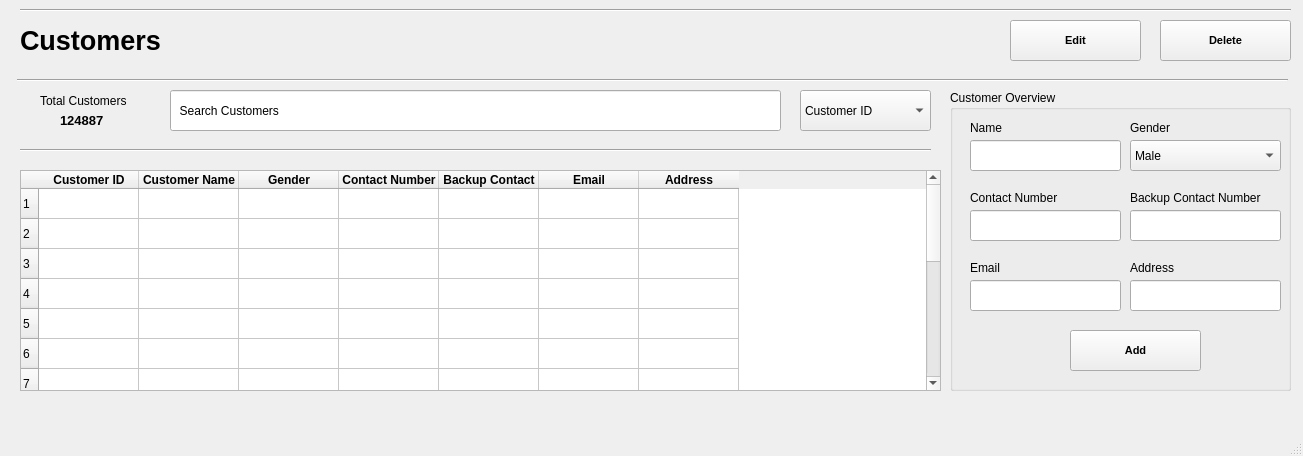
Above: Screens/Customers.ui from basil-ali-khan/Inventory-Management-System before the change. Below: the same form after it.
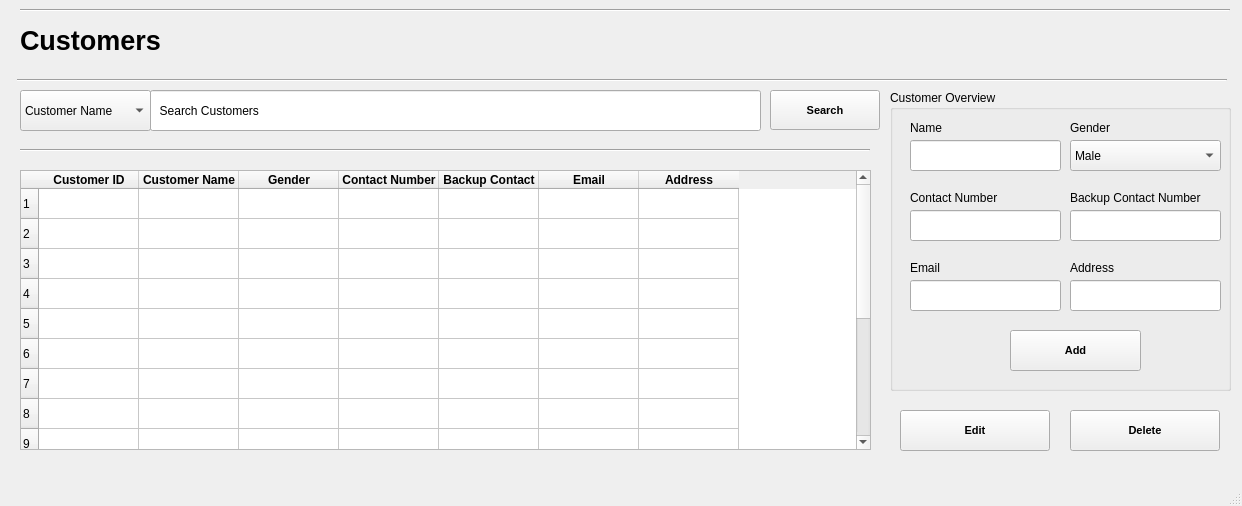
That is the form after the change.

What changed in the file:
```diff
--- a/Screens/Customers.ui
+++ b/Screens/Customers.ui
@@ -6,8 +6,8 @@
    <rect>
     <x>0</x>
     <y>0</y>
-    <width>1303</width>
-    <height>456</height>
+    <width>1242</width>
+    <height>506</height>
    </rect>
   </property>
   <property name="windowTitle">
@@ -39,8 +39,8 @@
      <rect>
       <x>20</x>
       <y>170</y>
-      <width>921</width>
-      <height>221</height>
+      <width>851</width>
+      <height>280</height>
      </rect>
     </property>
     <row>
@@ -199,17 +199,12 @@
    <widget class="QComboBox" name="comboBox">
     <property name="geometry">
      <rect>
-      <x>800</x>
+      <x>20</x>
       <y>90</y>
       <width>131</width>
       <height>41</height>
      </rect>
     </property>
-    <item>
-     <property name="text">
-      <string>Customer ID</string>
-     </property>
-    </item>
     <item>
      <property name="text">
       <string>Customer Name</string>
@@ -229,7 +224,7 @@
    <widget class="QLineEdit" name="lineEdit">
     <property name="geometry">
      <rect>
-      <x>170</x>
+      <x>150</x>
       <y>90</y>
       <width>611</width>
       <height>41</height>
@@ -239,51 +234,12 @@
      <string>  Search Customers</string>
     </property>
    </widget>
-   <widget class="QLabel" name="label_2">
-    <property name="geometry">
-     <rect>
-      <x>60</x>
-      <y>110</y>
-      <width>71</width>
-      <height>21</height>
-     </rect>
-    </property>
-    <property name="font">
-     <font>
-      <pointsize>10</pointsize>
-      <weight>75</weight>
-      <bold>true</bold>
-      <underline>false</underline>
-     </font>
-    </property>
-    <property name="text">
-     <string>124887</string>
-    </property>
-   </widget>
-   <widget class="QLabel" name="label_3">
-    <property name="geometry">
-     <rect>
-      <x>40</x>
-      <y>90</y>
-      <width>121</width>
-      <height>21</height>
-     </rect>
-    </property>
-    <property name="font">
-     <font>
-      <pointsize>9</pointsize>
-     </font>
-    </property>
-    <property name="text">
-     <string>Total Customers</string>
-    </property>
-   </widget>
    <widget class="Line" name="line">
     <property name="geometry">
      <rect>
       <x>17</x>
       <y>70</y>
-      <width>1271</width>
+      <width>1210</width>
       <height>20</height>
      </rect>
     </property>
@@ -296,7 +252,7 @@
      <rect>
       <x>20</x>
       <y>140</y>
-      <width>911</width>
+      <width>850</width>
       <height>20</height>
      </rect>
     </property>
@@ -307,7 +263,7 @@
    <widget class="QGroupBox" name="groupBox">
     <property name="geometry">
      <rect>
-      <x>950</x>
+      <x>890</x>
       <y>90</y>
       <width>341</width>
       <height>301</height>
@@ -496,7 +452,7 @@
      <rect>
       <x>20</x>
       <y>0</y>
-      <width>1271</width>
+      <width>1210</width>
       <height>20</height>
      </rect>
     </property>
@@ -507,9 +463,9 @@
    <widget class="QPushButton" name="pushButton_3">
     <property name="geometry">
      <rect>
-      <x>1010</x>
-      <y>20</y>
-      <width>131</width>
+      <x>900</x>
+      <y>410</y>
+      <width>150</width>
       <height>41</height>
      </rect>
     </property>
@@ -527,9 +483,9 @@
    <widget class="QPushButton" name="pushButton_2">
     <property name="geometry">
      <rect>
-      <x>1160</x>
-      <y>20</y>
-      <width>131</width>
+      <x>1070</x>
+      <y>410</y>
+      <width>150</width>
       <height>41</height>
      </rect>
     </property>
@@ -544,6 +500,26 @@
      <string>Delete</string>
     </property>
    </widget>
+   <widget class="QPushButton" name="pushButton_4">
+    <property name="geometry">
+     <rect>
+      <x>770</x>
+      <y>90</y>
+      <width>110</width>
+      <height>40</height>
+     </rect>
+    </property>
+    <property name="font">
+     <font>
+      <pointsize>8</pointsize>
+      <weight>75</weight>
+      <bold>true</bold>
+     </font>
+    </property>
+    <property name="text">
+     <string>Search</string>
+    </property>
+   </widget>
   </widget>
   <widget class="QMenuBar" name="menubar">
    <property name="geometry">
```
Left out of the diff: 2 changed lines with no effect on the pictures.
